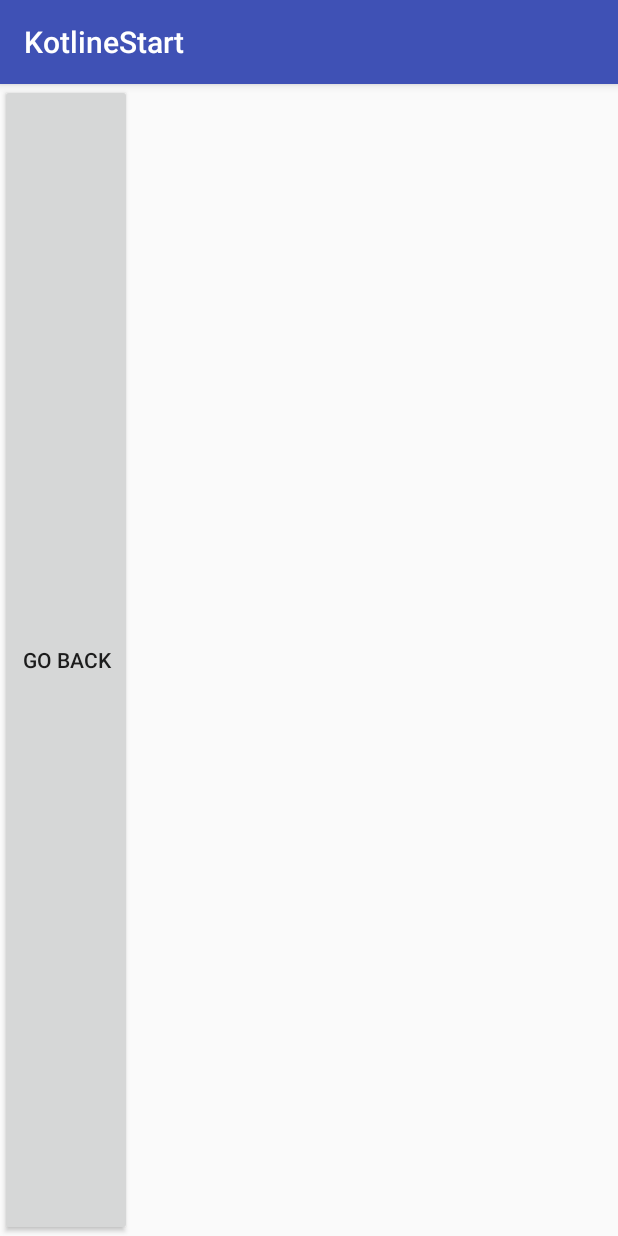
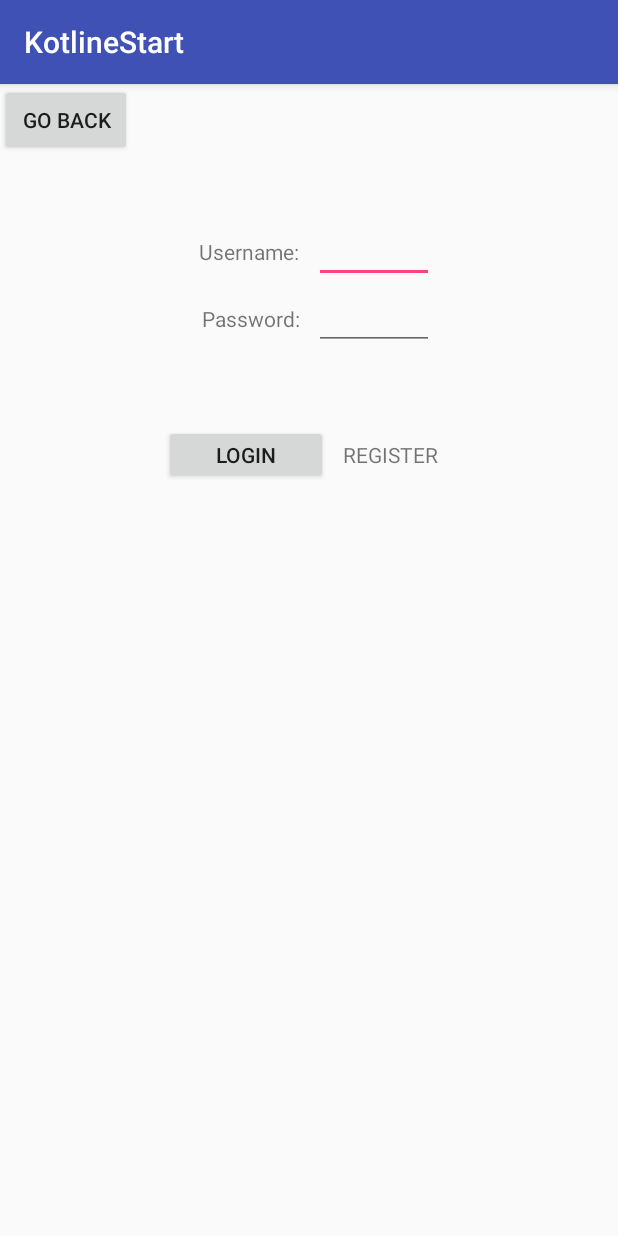
Before and after one commit to surajitdeveloper/android-kotlin-http-service-json, an Android app: the Main2Activity screen opened directly, with no data from a screen before it, on a phone screen of 412 x 824 dp. Run offline under Robolectric (Android 15) with nearby library versions, the phone set to English and light mode, and no system bars.

Commit message:
http service with added json add global variable

```diff
--- a/app/src/main/java/app/kotlinhelloworld/com/kotlinestart/Main2Activity.kt
+++ b/app/src/main/java/app/kotlinhelloworld/com/kotlinestart/Main2Activity.kt
@@ -16,6 +16,7 @@ class Main2Activity : AppCompatActivity() {
         btn_back.setOnClickListener {
             val user = intent.extras.getString("user")
             toast("Main2 Activity --- Hi I am "+user)
+            toast(KEY_USERNAME)
             val i = Intent(this@Main2Activity, MainActivity::class.java)
             i.putExtra("user",user);
             startActivity(i)
--- a/app/src/main/java/app/kotlinhelloworld/com/kotlinestart/MainActivity.kt
+++ b/app/src/main/java/app/kotlinhelloworld/com/kotlinestart/MainActivity.kt
@@ -21,6 +21,10 @@ import org.json.*
 import com.github.kittinunf.fuel.Fuel
 import com.github.kittinunf.fuel.util.toHexString
 import com.github.kittinunf.fuel.*
+
+public val KEY_USERNAME = "sssurajit"
+
+
 class MainActivity : AppCompatActivity() {
 
     override fun onCreate(savedInstanceState: Bundle?) {
@@ -44,7 +48,7 @@ class MainActivity : AppCompatActivity() {
                     result.fold({ d ->
                         val data: String = d.toString()
                         val json_obj = JSONObject(data)
-                        val output = "Response - "+data+" --- "+json_obj.get("data")
+                        val output = "Response - "+data+" --- "+json_obj.get("status")
                         result_area.text = output
                         toast(output)
 
--- a/app/src/main/res/layout/activity_main.xml
+++ b/app/src/main/res/layout/activity_main.xml
@@ -58,11 +58,12 @@
                 android:layout_height="fill_parent"
                 android:layout_weight="1"
                 android:text="LOGIN" />
-            <Button
+            <TextView
                 android:id="@+id/btn_reg"
-                android:layout_width="0dip"
-                android:layout_height="fill_parent"
-                android:layout_weight="1"
+                android:layout_width="wrap_content"
+                android:layout_height="wrap_content"
+                android:gravity="right"
+                android:padding="10dip"
                 android:text="REGISTER" />
         </LinearLayout>
         <LinearLayout
@@ -76,7 +77,7 @@
                 android:id="@+id/result_area"
                 android:layout_width="wrap_content"
                 android:layout_height="wrap_content"
-                android:text="Hello World!"
+                android:text=""
                 app:layout_constraintBottom_toBottomOf="parent"
                 app:layout_constraintLeft_toLeftOf="parent"
                 app:layout_constraintRight_toRightOf="parent"
--- a/app/src/main/res/layout/activity_main2.xml
+++ b/app/src/main/res/layout/activity_main2.xml
@@ -4,11 +4,95 @@
     xmlns:tools="http://schemas.android.com/tools"
     android:layout_width="match_parent"
     android:layout_height="match_parent"
-    tools:context="app.kotlinhelloworld.com.kotlinestart.Main2Activity">
+    tools:context="app.kotlinhelloworld.com.kotlinestart.MainActivity">
+    <LinearLayout
+        xmlns:android="http://schemas.android.com/apk/res/android"
+        android:orientation="vertical"
+        android:layout_width="fill_parent"
+        android:layout_height="fill_parent">
+        <LinearLayout
+            android:layout_width="wrap_content"
+            android:layout_height="wrap_content">
             <Button
                 android:id="@+id/btn_back"
                 android:layout_width="0dip"
                 android:layout_height="fill_parent"
                 android:layout_weight="1"
                 android:text="Go Back" />
+        </LinearLayout>
+        <TableLayout
+            android:layout_marginTop="40dip"
+            android:layout_width="wrap_content"
+            android:layout_height="wrap_content"
+            android:layout_gravity="center">
+            <TableRow>
+                <TextView
+                    android:layout_width="wrap_content"
+                    android:layout_height="wrap_content"
+                    android:gravity="right"
+                    android:padding="10dip"
+                    android:text="Username:" />
+                <EditText
+                    android:id="@+id/user"
+                    android:layout_width="80dip"
+                    android:layout_height="wrap_content"
+                    android:padding="10dip"
+                    android:text="" />
+            </TableRow>
+            <TableRow>
+                <TextView
+                    android:layout_width="wrap_content"
+                    android:layout_height="wrap_content"
+                    android:gravity="right"
+                    android:padding="10dip"
+                    android:text="Password:" />
+                <EditText
+                    android:id="@+id/passwd"
+                    android:layout_width="80dip"
+                    android:layout_height="wrap_content"
+                    android:padding="10dip"
+                    android:inputType="textPassword"
+                    android:text="" />
+            </TableRow>
+        </TableLayout>
+        <LinearLayout
+            android:layout_marginTop="50dip"
+            android:orientation="horizontal"
+            android:layout_width="fill_parent"
+            android:layout_height="wrap_content"
+            android:weightSum="3"
+            android:gravity="center">
+            <Button
+                android:id="@+id/btn_login"
+                android:layout_width="0dip"
+                android:layout_height="fill_parent"
+                android:layout_weight="1"
+                android:text="LOGIN" />
+            <TextView
+                android:id="@+id/btn_reg"
+                android:layout_width="wrap_content"
+                android:layout_height="wrap_content"
+                android:gravity="right"
+                android:padding="10dip"
+                android:text="REGISTER" />
+        </LinearLayout>
+        <LinearLayout
+            android:layout_marginTop="150dip"
+            android:orientation="horizontal"
+            android:layout_width="fill_parent"
+            android:layout_height="wrap_content"
+            android:weightSum="3"
+            android:gravity="center">
+            <TextView
+                android:id="@+id/result_area"
+                android:layout_width="wrap_content"
+                android:layout_height="wrap_content"
+                android:text=""
+                app:layout_constraintBottom_toBottomOf="parent"
+                app:layout_constraintLeft_toLeftOf="parent"
+                app:layout_constraintRight_toRightOf="parent"
+                app:layout_constraintTop_toTopOf="parent" />
+        </LinearLayout>
+
+    </LinearLayout>
 </android.support.constraint.ConstraintLayout>
```
Lines whose indentation alone changed are shown as unchanged.
